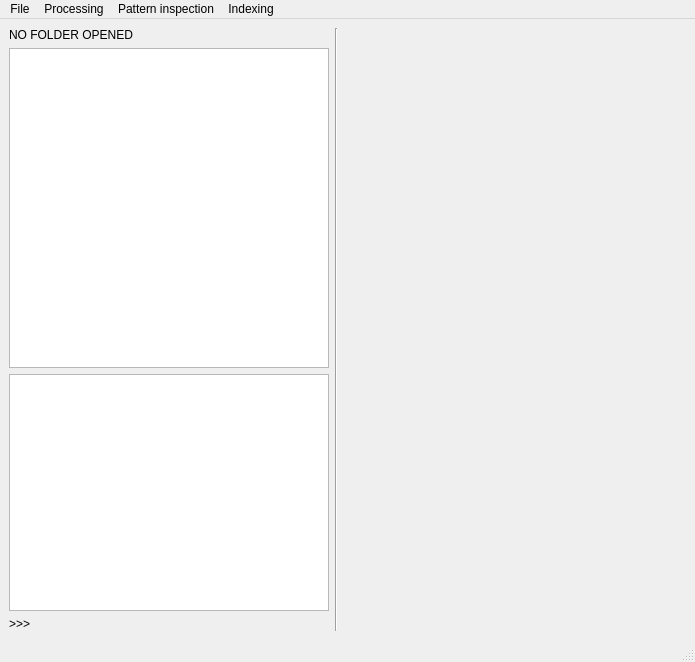
EBSP-Indexer/EBSP-Indexer, file ui/main_window.ui: the form before one commit.
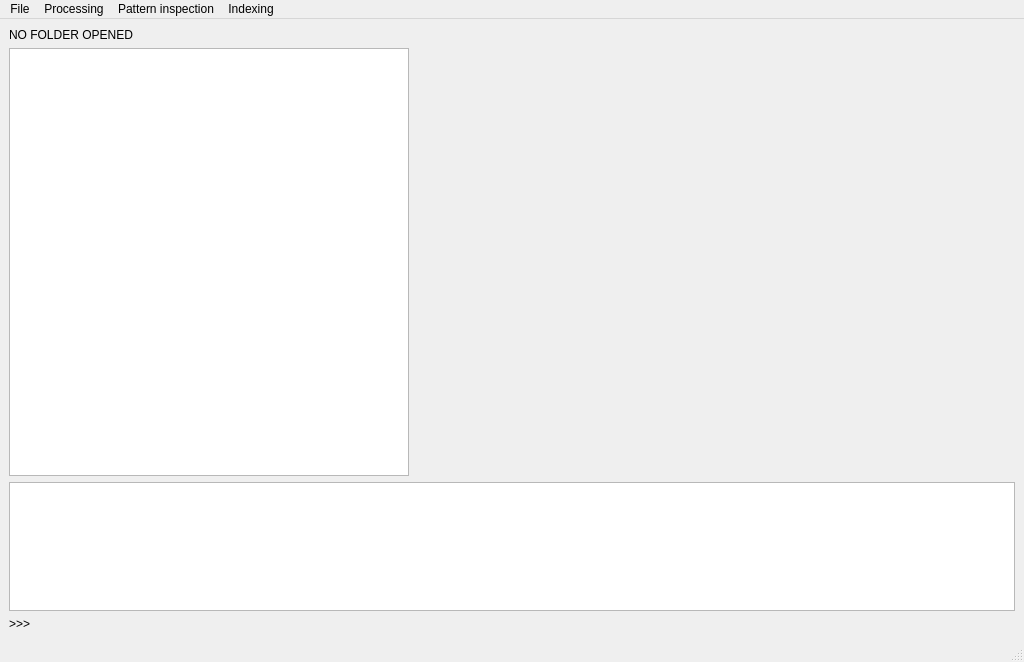
The form after the commit. Custom widgets are drawn as their Qt base class.

```diff
--- a/ui/main_window.ui
+++ b/ui/main_window.ui
@@ -6,7 +6,7 @@
    <rect>
     <x>0</x>
     <y>0</y>
-    <width>695</width>
+    <width>1024</width>
     <height>662</height>
    </rect>
   </property>
@@ -21,16 +21,16 @@
   </property>
   <widget class="QWidget" name="centralwidget">
    <layout class="QGridLayout" name="gridLayout">
-    <item row="0" column="0">
-     <layout class="QVBoxLayout" name="verticalLayout" stretch="2">
+    <item row="0" column="1">
+     <layout class="QVBoxLayout" name="verticalLayout_4" stretch="3,1">
       <item>
-       <layout class="QHBoxLayout" name="topLayout" stretch="1,0,2">
+       <layout class="QHBoxLayout" name="horizontalLayout" stretch="2,3">
         <item>
-         <layout class="QVBoxLayout" name="systemViewerLayout" stretch="0,0,0,0">
+         <layout class="QVBoxLayout" name="systemViewerLayout" stretch="0,1">
           <item>
            <widget class="QLabel" name="folderLabel">
             <property name="sizePolicy">
-             <sizepolicy hsizetype="MinimumExpanding" vsizetype="Preferred">
+             <sizepolicy hsizetype="Preferred" vsizetype="Preferred">
               <horstretch>0</horstretch>
               <verstretch>0</verstretch>
              </sizepolicy>
@@ -43,7 +43,7 @@
           <item>
            <widget class="QTreeView" name="systemViewer">
             <property name="sizePolicy">
-             <sizepolicy hsizetype="Expanding" vsizetype="Expanding">
+             <sizepolicy hsizetype="Preferred" vsizetype="Preferred">
               <horstretch>0</horstretch>
               <verstretch>0</verstretch>
              </sizepolicy>
@@ -86,40 +86,12 @@
             </attribute>
            </widget>
           </item>
-          <item>
-           <widget class="QPlainTextEdit" name="consoleLog">
-            <property name="sizePolicy">
-             <sizepolicy hsizetype="MinimumExpanding" vsizetype="MinimumExpanding">
-              <horstretch>0</horstretch>
-              <verstretch>0</verstretch>
-             </sizepolicy>
-            </property>
-           </widget>
-          </item>
-          <item>
-           <layout class="QHBoxLayout" name="inputLayout">
-            <item>
-             <widget class="QLabel" name="consolePrompt">
-              <property name="text">
-               <string>&gt;&gt;&gt;</string>
-              </property>
-             </widget>
-            </item>
-           </layout>
-          </item>
          </layout>
         </item>
-        <item>
-         <widget class="Line" name="line_2">
-          <property name="orientation">
-           <enum>Qt::Vertical</enum>
-          </property>
-         </widget>
-        </item>
         <item>
          <widget class="MplWidget" name="MplWidget" native="true">
           <property name="sizePolicy">
-           <sizepolicy hsizetype="Expanding" vsizetype="Expanding">
+           <sizepolicy hsizetype="Preferred" vsizetype="Preferred">
             <horstretch>0</horstretch>
             <verstretch>0</verstretch>
            </sizepolicy>
@@ -130,6 +102,9 @@
             <height>320</height>
            </size>
           </property>
+          <property name="autoFillBackground">
+           <bool>false</bool>
+          </property>
           <property name="styleSheet">
            <string notr="true">background-color: transparent</string>
           </property>
@@ -137,6 +112,31 @@
         </item>
        </layout>
       </item>
+      <item>
+       <layout class="QVBoxLayout" name="verticalLayout_3" stretch="1,0">
+        <item>
+         <widget class="QPlainTextEdit" name="consoleLog">
+          <property name="sizePolicy">
+           <sizepolicy hsizetype="MinimumExpanding" vsizetype="Preferred">
+            <horstretch>0</horstretch>
+            <verstretch>0</verstretch>
+           </sizepolicy>
+          </property>
+         </widget>
+        </item>
+        <item>
+         <layout class="QHBoxLayout" name="inputLayout">
+          <item>
+           <widget class="QLabel" name="consolePrompt">
+            <property name="text">
+             <string>&gt;&gt;&gt;</string>
+            </property>
+           </widget>
+          </item>
+         </layout>
+        </item>
+       </layout>
+      </item>
      </layout>
     </item>
    </layout>
@@ -147,8 +147,8 @@
     <rect>
      <x>0</x>
      <y>0</y>
-     <width>695</width>
-     <height>24</height>
+     <width>1024</width>
+     <height>21</height>
     </rect>
    </property>
    <widget class="QMenu" name="menuFile">
```
